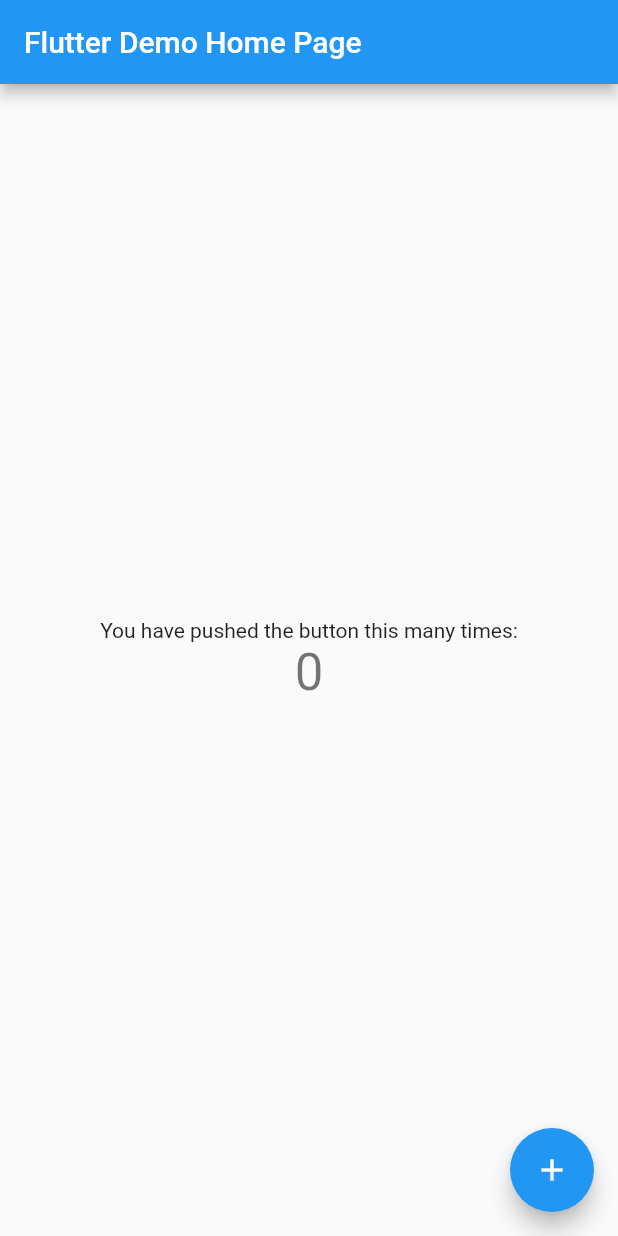
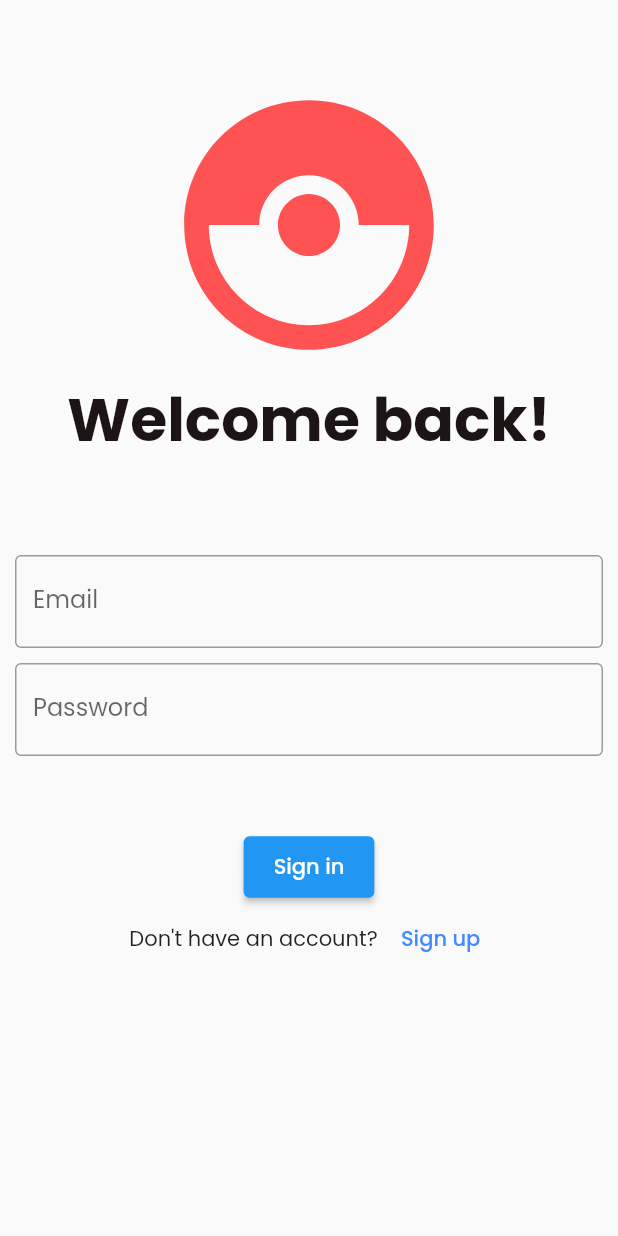
Before and after one commit to arjansunar/pokedex_flutter, a Flutter app: the screen it shows after launch, on a phone screen of 412 x 824 dp. Run offline on Flutter 3.47's test engine with Material 2 defaults, Android fonts, the phone set to English and light mode, and no system bars; our stand-ins replace firebase_auth, firebase_core, google_fonts; accounts and stored records are empty.

```diff
--- /dev/null
+++ b/lib/auth/auth_service.dart
@@ -0,0 +1,31 @@
+import 'package:firebase_auth/firebase_auth.dart';
+
+class AuthService {
+  final FirebaseAuth _firebaseAuth;
+
+  AuthService(this._firebaseAuth);
+
+  Stream<User?> get user {
+    return _firebaseAuth.authStateChanges();
+  }
+
+  Future<User?> signInWithEmailAndPassword(String email, String password) async {
+    try {
+      UserCredential userCredential = await _firebaseAuth.signInWithEmailAndPassword(
+          email: email, password: password);
+      return userCredential.user;
+    } catch (e) {
+      return null;
+    }
+  }
+
+  Future<User?> createUserWithEmailAndPassword(String email, String password) async {
+    try {
+      UserCredential userCredential = await _firebaseAuth.createUserWithEmailAndPassword(
+          email: email, password: password);
+      return userCredential.user;
+    } catch (e) {
+      return null;
+    }
+  }
+}
--- a/lib/main.dart
+++ b/lib/main.dart
@@ -1,6 +1,14 @@
+import 'package:firebase_auth/firebase_auth.dart';
+import 'package:firebase_core/firebase_core.dart';
 import 'package:flutter/material.dart';
+import 'package:google_fonts/google_fonts.dart';
+import 'package:pokedex/auth/auth_service.dart';
+import 'package:pokedex/screen/login_screen.dart';
+import 'package:provider/provider.dart';
 
-void main() {
+void main() async{
+  WidgetsFlutterBinding.ensureInitialized();
+  await Firebase.initializeApp();
   runApp(const MyApp());
 }
 
@@ -10,106 +18,36 @@ class MyApp extends StatelessWidget {
   // This widget is the root of your application.
   @override
   Widget build(BuildContext context) {
-    return MaterialApp(
-      title: 'Flutter Demo',
-      theme: ThemeData(
-        // This is the theme of your application.
-        //
-        // Try running your application with "flutter run". You'll see the
-        // application has a blue toolbar. Then, without quitting the app, try
-        // changing the primarySwatch below to Colors.green and then invoke
-        // "hot reload" (press "r" in the console where you ran "flutter run",
-        // or simply save your changes to "hot reload" in a Flutter IDE).
-        // Notice that the counter didn't reset back to zero; the application
-        // is not restarted.
-        primarySwatch: Colors.blue,
+    return MultiProvider(
+      providers: [
+        Provider<AuthService>(
+          create: (context) => AuthService(FirebaseAuth.instance),
+        ),
+        StreamProvider(
+            create: ((context) => context.read<AuthService>().user),
+            initialData: null),
+      ],
+      child: MaterialApp(
+        title: 'Pokedex',
+        debugShowCheckedModeBanner: false,
+        theme: ThemeData(
+            fontFamily: GoogleFonts.poppins().fontFamily),
+        home: const AppRouter(),
       ),
-      home: const MyHomePage(title: 'Flutter Demo Home Page'),
     );
   }
 }
 
-class MyHomePage extends StatefulWidget {
-  const MyHomePage({Key? key, required this.title}) : super(key: key);
-
-  // This widget is the home page of your application. It is stateful, meaning
-  // that it has a State object (defined below) that contains fields that affect
-  // how it looks.
-
-  // This class is the configuration for the state. It holds the values (in this
-  // case the title) provided by the parent (in this case the App widget) and
-  // used by the build method of the State. Fields in a Widget subclass are
-  // always marked "final".
-
-  final String title;
-
-  @override
-  State<MyHomePage> createState() => _MyHomePageState();
-}
-
-class _MyHomePageState extends State<MyHomePage> {
-  int _counter = 0;
-
-  void _incrementCounter() {
-    setState(() {
-      // This call to setState tells the Flutter framework that something has
-      // changed in this State, which causes it to rerun the build method below
-      // so that the display can reflect the updated values. If we changed
-      // _counter without calling setState(), then the build method would not be
-      // called again, and so nothing would appear to happen.
-      _counter++;
-    });
-  }
+class AppRouter extends StatelessWidget {
+  const AppRouter({Key? key}) : super(key: key);
 
   @override
   Widget build(BuildContext context) {
-    // This method is rerun every time setState is called, for instance as done
-    // by the _incrementCounter method above.
-    //
-    // The Flutter framework has been optimized to make rerunning build methods
-    // fast, so that you can just rebuild anything that needs updating rather
-    // than having to individually change instances of widgets.
-    return Scaffold(
-      appBar: AppBar(
-        // Here we take the value from the MyHomePage object that was created by
-        // the App.build method, and use it to set our appbar title.
-        title: Text(widget.title),
-      ),
-      body: Center(
-        // Center is a layout widget. It takes a single child and positions it
-        // in the middle of the parent.
-        child: Column(
-          // Column is also a layout widget. It takes a list of children and
-          // arranges them vertically. By default, it sizes itself to fit its
-          // children horizontally, and tries to be as tall as its parent.
-          //
-          // Invoke "debug painting" (press "p" in the console, choose the
-          // "Toggle Debug Paint" action from the Flutter Inspector in Android
-          // Studio, or the "Toggle Debug Paint" command in Visual Studio Code)
-          // to see the wireframe for each widget.
-          //
-          // Column has various properties to control how it sizes itself and
-          // how it positions its children. Here we use mainAxisAlignment to
-          // center the children vertically; the main axis here is the vertical
-          // axis because Columns are vertical (the cross axis would be
-          // horizontal).
-          mainAxisAlignment: MainAxisAlignment.center,
-          children: <Widget>[
-            const Text(
-              'You have pushed the button this many times:',
-            ),
-            Text(
-              '$_counter',
-              style: Theme.of(context).textTheme.headline4,
-            ),
-          ],
-        ),
-      ),
-      floatingActionButton: FloatingActionButton(
-        onPressed: _incrementCounter,
-        tooltip: 'Increment',
-        child: const Icon(Icons.add),
-      ), // This trailing comma makes auto-formatting nicer for build methods.
-    );
+    final firebaseUser = context.watch<User?>();
+    if (firebaseUser != null) {
+      return const Text("Signed in");
+    }
+
+    return const LoginScreen();
   }
 }
--- /dev/null
+++ b/lib/screen/login_screen.dart
@@ -0,0 +1,98 @@
+import 'package:flutter/material.dart';
+import 'package:google_fonts/google_fonts.dart';
+import 'package:pokedex/auth/auth_service.dart';
+import 'package:pokedex/screen/sign_up.dart';
+import 'package:provider/provider.dart';
+
+class LoginScreen extends StatefulWidget {
+  const LoginScreen({Key? key}) : super(key: key);
+
+  @override
+  State<LoginScreen> createState() => _LoginScreenState();
+}
+
+class _LoginScreenState extends State<LoginScreen> {
+  final _passwordController = TextEditingController();
+  final _emailController = TextEditingController();
+
+  @override
+  Widget build(BuildContext context) {
+    return Scaffold(
+      body: SingleChildScrollView(
+        child: Column(children: [
+          SizedBox(
+            height: MediaQuery.of(context).viewPadding.top,
+          ),
+          const SizedBox(height: 50),
+          const Icon(
+            Icons.catching_pokemon,
+            size: 200,
+            color: Colors.redAccent,
+          ),
+          const Center(
+              child: Text(
+            'Welcome back!',
+            style: TextStyle(
+              fontSize: 40,
+              fontWeight: FontWeight.bold,
+              color: Color.fromARGB(255, 29, 21, 21),
+            ),
+          )),
+          const SizedBox(height: 50),
+          Padding(
+            padding: const EdgeInsets.all(10),
+            child: Column(
+              children: [
+                TextField(
+                  controller: _emailController,
+                  decoration: const InputDecoration(
+                    border: OutlineInputBorder(),
+                    labelText: 'Email',
+                  ),
+                ),
+                const SizedBox(height: 10),
+                TextField(
+                  controller: _passwordController,
+                  obscureText: true,
+                  decoration: const InputDecoration(
+                    border: OutlineInputBorder(),
+                    labelText: 'Password',
+                  ),
+                ),
+                const SizedBox(height: 50),
+                ElevatedButton(
+                  onPressed: () {
+                    Provider.of<AuthService>(context, listen: false).signInWithEmailAndPassword(_emailController.text.trim(),_passwordController.text.trim());
+                  },
+                  style: ElevatedButton.styleFrom(
+                      padding: const EdgeInsets.fromLTRB(20, 10, 20, 10)),
+                  child: const Text('Sign in'),
+                ),
+                Row(
+                  mainAxisAlignment: MainAxisAlignment.center,
+                  children: [
+                    const Text('Don\'t have an account?'),
+                    const SizedBox(width: 10),
+                    ElevatedButton(
+                        onPressed: () {
+                          Navigator.push(
+                              context,
+                              MaterialPageRoute(
+                                  builder: (context) => const SignUp()));
+                        },
+                        style: ElevatedButton.styleFrom(
+                            padding: const EdgeInsets.all(0),
+                            onPrimary: Colors.blueAccent,
+                            primary: Colors.transparent,
+                            elevation: 0),
+                        child: const Text('Sign up'))
+                  ],
+                ),
+              ],
+            ),
+          ),
+        ]),
+      ),
+    );
+  }
+}
```
Also changed, not shown: lib/screen/intro_screen.dart (added, +22 -0 lines), lib/screen/sign_up.dart (added, +80 -0 lines), pubspec.yaml (+9 -4 lines), pubspec.lock, 4 other files.
